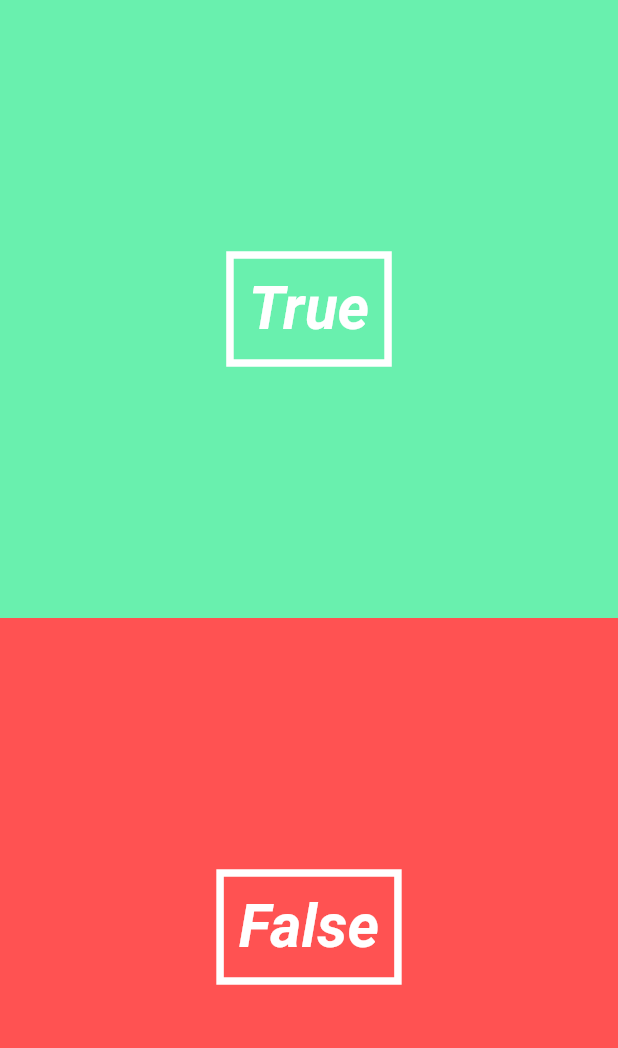
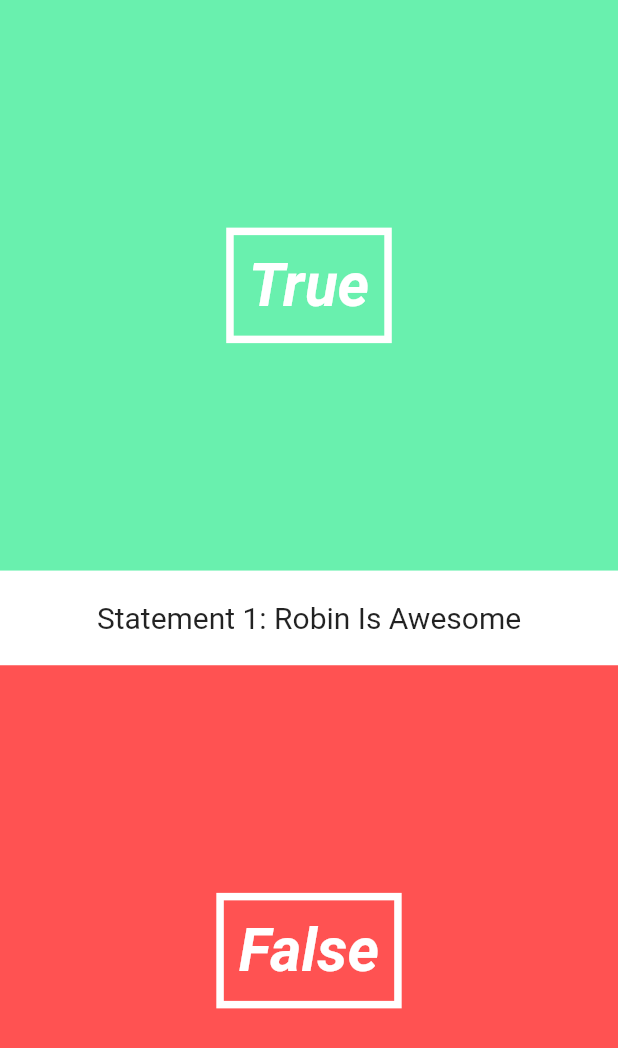
Before and after one commit to robillo/flutter_quiz_app, a Flutter app: the screen it shows after launch, on a phone screen of 412 x 824 dp. Shown: the top 1048 px of the screen. Run offline on Flutter 3.47's test engine with Material 2 defaults, Android fonts, the phone set to English and light mode, and no system bars.

Commit message:
question text ui element implementation

```diff
--- /dev/null
+++ b/lib/ui_elements/question_text.dart
@@ -0,0 +1,52 @@
+import 'package:flutter/material.dart';
+
+import '../utils/question.dart';
+import '../utils/quiz.dart';
+
+class QuestionText extends StatefulWidget {
+
+  final Question _question;
+  final int _questionNumber;
+
+  QuestionText(this._question, this._questionNumber);
+
+  @override
+  State<StatefulWidget> createState() {
+    return new QuestionTextState();
+  }
+}
+
+class QuestionTextState extends State<QuestionText> with SingleTickerProviderStateMixin {
+
+  Animation<double> _fontSizeAnimation;
+  AnimationController _fontSizeAnimationController;
+
+  @override
+  void initState() {
+    super.initState();
+    _fontSizeAnimationController = new AnimationController(duration: new Duration(milliseconds: 1000), vsync: this);
+    _fontSizeAnimation = new CurvedAnimation(parent: _fontSizeAnimationController, curve: Curves.bounceOut);
+    _fontSizeAnimation.addListener(
+            () => this.setState(
+                    ()=>{}
+            )
+    );
+    _fontSizeAnimationController.forward();
+  }
+
+  @override
+  Widget build(BuildContext context) {
+    return new Material(
+      color: Colors.white,
+      child: new Padding(
+        padding: new EdgeInsets.symmetric(vertical: 20.0),
+        child: new Center(
+          child: new Text(
+              "Statement " + widget._questionNumber.toString() + ": " + widget._question.question,
+              style: new TextStyle(fontSize: _fontSizeAnimation.value * 20),
+          ),
+        ),
+      ),
+    );
+  }
+}
--- a/lib/ui_pages/quiz_page.dart
+++ b/lib/ui_pages/quiz_page.dart
@@ -1,6 +1,7 @@
 import 'package:flutter/material.dart';
 
 import '../ui_elements/answer_button.dart';
+import '../ui_elements/question_text.dart';
 
 import '../utils/question.dart';
 import '../utils/quiz.dart';
@@ -18,6 +19,7 @@ class QuizPageState extends State<QuizPage> {
         new Column(
             children: <Widget>[
               new AnswerButton(true, () => print("You Pressed True")),
+              new QuestionText(new Question("Robin Is Awesome", true), 1),
               new AnswerButton(false, () => print("You Pressed False")),
             ],
         ),
--- a/lib/utils/question.dart
+++ b/lib/utils/question.dart
@@ -3,4 +3,7 @@ class Question {
   final bool _answer;
 
   Question(this._question, this._answer);
+
+  String get question => _question;
+  bool get answer => _answer;
 }
```
Also changed, not shown: lib/ui_elements/correct_wrong_overlay.dart (added).
